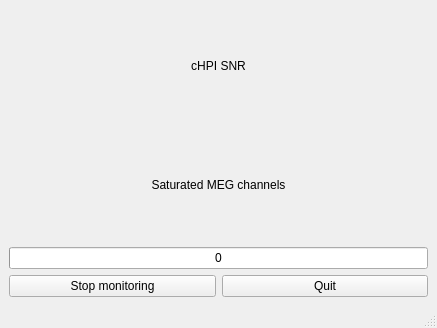
Above: hpimon/hpimon.ui from jjnurminen/hpimon before the change. Below: the same form after it.
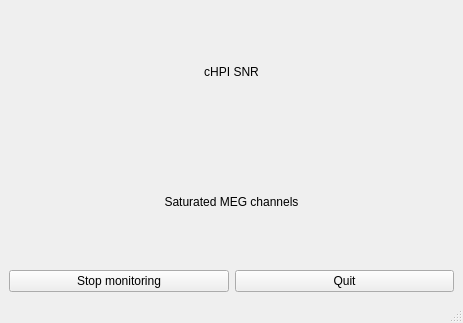
That is the form after the change.

Commit message: add max_sat param

The edit to the form file:
```diff
--- a/hpimon/hpimon.ui
+++ b/hpimon/hpimon.ui
@@ -6,8 +6,8 @@
    <rect>
     <x>0</x>
     <y>0</y>
-    <width>437</width>
-    <height>328</height>
+    <width>463</width>
+    <height>323</height>
    </rect>
   </property>
   <property name="windowTitle">
@@ -39,26 +39,7 @@
      </widget>
     </item>
     <item>
-     <widget class="QProgressBar" name="progressBar_sat">
-      <property name="minimum">
-       <number>0</number>
-      </property>
-      <property name="maximum">
-       <number>306</number>
-      </property>
-      <property name="value">
-       <number>0</number>
-      </property>
-      <property name="textVisible">
-       <bool>true</bool>
-      </property>
-      <property name="invertedAppearance">
-       <bool>false</bool>
-      </property>
-      <property name="format">
-       <string>%v</string>
-      </property>
-     </widget>
+     <layout class="QVBoxLayout" name="verticalLayout_sat"/>
     </item>
     <item>
      <layout class="QHBoxLayout" name="horizontalLayout">
```
Left out of the diff: 4 changed lines with no effect on the pictures. The commit also changes 2 other files.
